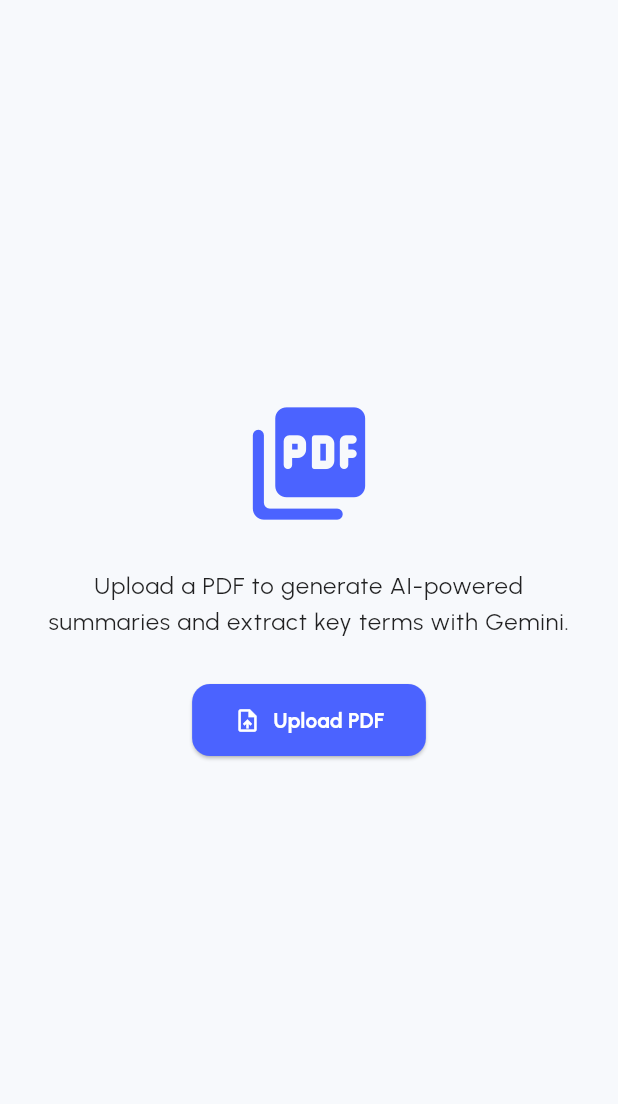
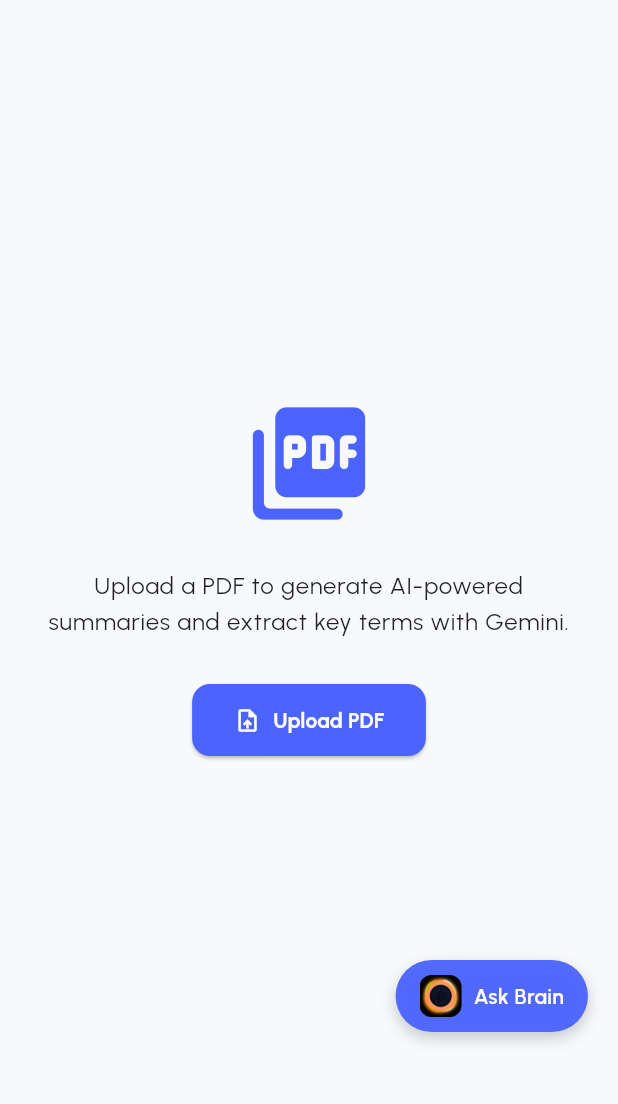
Before and after one commit to rly09/pdf_brain, a Flutter app: the screen it shows after launch, on a phone screen of 412 x 824 dp, the part 84-1188 px from its top. Run offline on Flutter 3.47's test engine with Material 3 defaults, Android fonts, the light colour scheme and no system bars; our stand-ins replace file_picker, flutter_dotenv, flutter_tts, google_fonts, google_generative_ai, share_plus; missing offline and left inert: syncfusion_flutter_pdf.

Commit message:
adding gemini in it

```diff
--- a/lib/features/upload/upload_screen.dart
+++ b/lib/features/upload/upload_screen.dart
@@ -4,6 +4,7 @@
 import 'package:syncfusion_flutter_pdf/pdf.dart';
 import '../../screens/result_screen.dart';
 import '../../services/gemini_service.dart';
+import '../../widgets/ask_brain.dart';
 
 class UploadScreen extends StatefulWidget {
   const UploadScreen({Key? key}) : super(key: key);
@@ -82,7 +83,8 @@
   }
 
   void showSnackBar(String message) {
-    ScaffoldMessenger.of(context).showSnackBar(SnackBar(content: Text(message)));
+    ScaffoldMessenger.of(context)
+        .showSnackBar(SnackBar(content: Text(message)));
   }
 
   @override
@@ -100,7 +102,9 @@
         title: const Text('PDF Brain'),
         centerTitle: true,
       ),
-      body: Center(
+      body: Stack(
+        children: [
+          Center(
             child: ValueListenableBuilder<bool>(
               valueListenable: isLoading,
               builder: (context, loading, _) {
@@ -143,6 +147,13 @@
               },
             ),
           ),
+          const Positioned(
+            bottom: 80,
+            right: 20,
+            child: AskBrain(),
+          ),
+        ],
+      ),
     );
   }
 }
```
Lines whose indentation alone changed are shown as unchanged.
